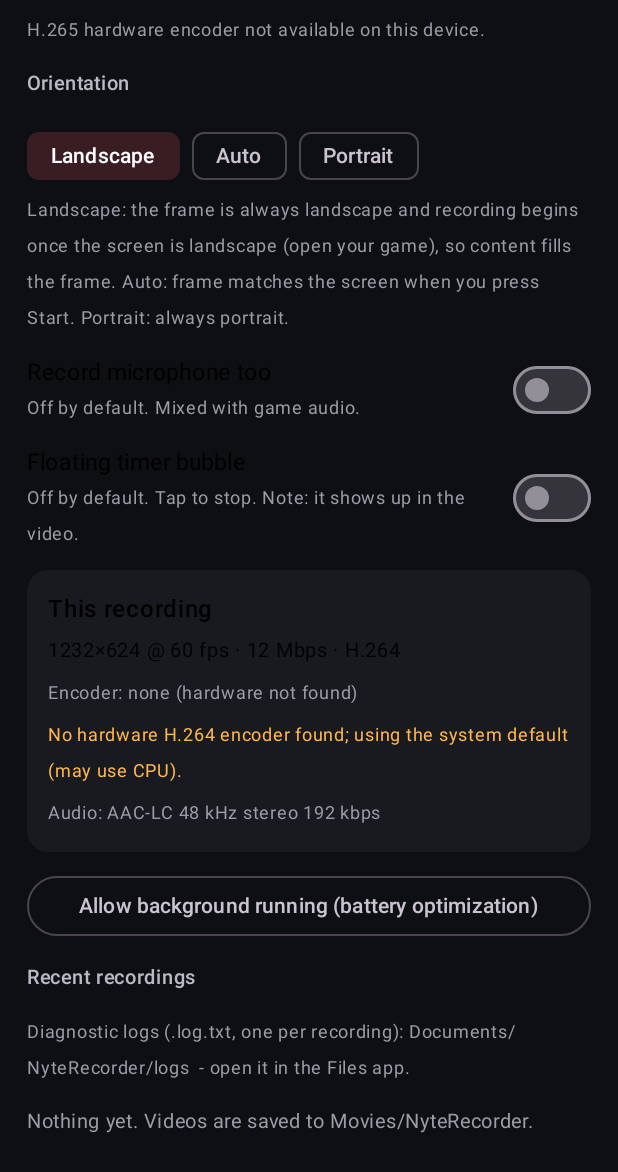
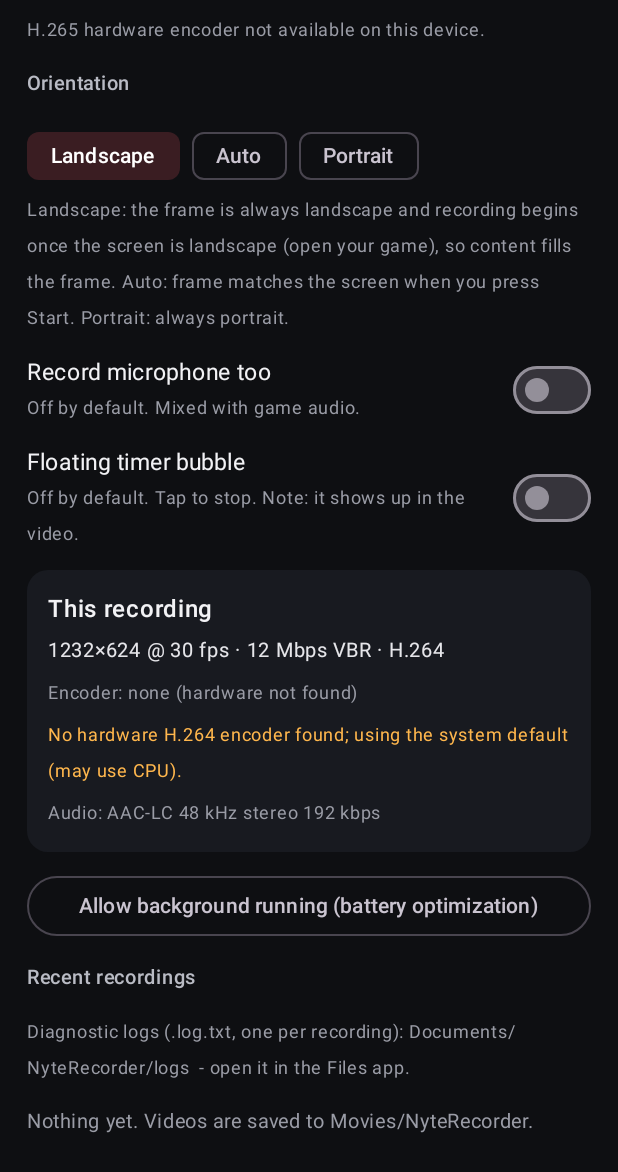
Before and after one commit to elsBlue/NyteRecorder, an Android app built with Jetpack Compose: the screen it shows after launch (MainActivity), scrolled down 574 dp, on a phone screen of 412 x 824 dp. Shown: the top 1172 px of the screen. Run offline under Robolectric (Android 15) with nearby library versions, the phone set to English and light mode, and no system bars.

Commit message:
30 fps default + clamp to declared limits, CBR when supported, per-recording verification in list, contrast fixes

```diff
--- a/app/src/main/java/com/nytefall/nyterecorder/CodecSupport.kt
+++ b/app/src/main/java/com/nytefall/nyterecorder/CodecSupport.kt
@@ -54,7 +54,7 @@ object CodecSupport {
         val notes: List<String>,
         val maxFps: Double? = null, // what the encoder itself reports for this exact size
         val alignment: Int = 16,
-        val fpsForced: Boolean = false, // requested fps not in the declared range, but we try it anyway
+        val bitrateMode: Int = MediaCodecInfo.EncoderCapabilities.BITRATE_MODE_VBR,
     ) {
         val hardware get() = codecName != null
     }
@@ -95,7 +95,7 @@ object CodecSupport {
         val outH = if (landscape) sh else l
         val aspect = outW / outH
 
-        val fps = s.fps
+        val reqFps = s.fps
         var bitrate = s.bitrateMbps * 1_000_000
         val caps = info?.getCapabilitiesForType(codec.mime)?.videoCapabilities
         // Hardware encoders want macroblock-aligned sizes (1920x862 is rejected for 60 fps on the Unisoc one).
@@ -103,10 +103,15 @@ object CodecSupport {
         val firstW = align(outW, a)
         val firstH = align(outH, a)
 
-        if (caps == null) return Plan(info?.name, codec.mime, firstW, firstH, nd.dpi, fps, bitrate, notes, alignment = a)
+        if (caps == null) return Plan(info?.name, codec.mime, firstW, firstH, nd.dpi, reqFps, bitrate, notes, alignment = a)
 
         bitrate = bitrate.coerceIn(caps.bitrateRange.lower, caps.bitrateRange.upper)
+        // CBR honours the selected bitrate far better than VBR (VBR undershot: 16 Mbps selected -> 11 actual).
+        val enc = info.getCapabilitiesForType(codec.mime).encoderCapabilities
+        val mode = if (enc != null && enc.isBitrateModeSupported(MediaCodecInfo.EncoderCapabilities.BITRATE_MODE_CBR))
+            MediaCodecInfo.EncoderCapabilities.BITRATE_MODE_CBR else MediaCodecInfo.EncoderCapabilities.BITRATE_MODE_VBR
         fun rateAt(w: Int, h: Int): Double? = runCatching { caps.getSupportedFrameRatesFor(w, h).upper }.getOrNull()
+        fun fpsOk(w: Int, h: Int, f: Int) = caps.areSizeAndRateSupported(w, h, f.toDouble())
 
         // Candidates: the ideal aligned size first, then slightly narrower 16-aligned sizes with nearly the same aspect.
         val candidates = ArrayList<Pair<Int, Int>>()
@@ -117,22 +122,31 @@ object CodecSupport {
             w -= a
         }
         val supported = candidates.filter { (cw, ch) -> caps.isSizeSupported(cw, ch) }
-        val withRate = supported.firstOrNull { (cw, ch) -> caps.areSizeAndRateSupported(cw, ch, fps.toDouble()) }
+        val withRate = supported.firstOrNull { (cw, ch) -> fpsOk(cw, ch, reqFps) }
 
         val chosen: Pair<Int, Int>
-        var forced = false
+        var fps = reqFps
         if (withRate != null) {
             chosen = withRate
-            if (chosen != candidates[0]) notes += "${candidates[0].first}x${candidates[0].second} can't do $fps fps on this encoder; using ${chosen.first}x${chosen.second} to keep $fps fps."
+            if (chosen != candidates[0]) notes += "${candidates[0].first}x${candidates[0].second} can't do $reqFps fps on this encoder; using ${chosen.first}x${chosen.second} to keep $reqFps fps."
         } else if (supported.isNotEmpty()) {
+            // Never go above what the encoder declares: clamp to the best supported rate <= requested.
             chosen = supported[0]
-            forced = fps > 30
-            if (forced) notes += "Encoder reports max ${rateAt(chosen.first, chosen.second)?.toInt() ?: "?"} fps at ${chosen.first}x${chosen.second}; trying $fps fps anyway."
+            val limit = rateAt(chosen.first, chosen.second)?.toInt()
+            fps = listOf(60, 30, 24, 15).firstOrNull { it <= reqFps && fpsOk(chosen.first, chosen.second, it) }
+                ?: min(reqFps, max(1, limit ?: 15))
+            notes += "Encoder supports up to ${limit ?: "?"} fps at ${chosen.first}x${chosen.second}; using $fps fps."
         } else {
             chosen = candidates[0]
             notes += "Encoder reports ${candidates[0].first}x${candidates[0].second} unsupported; trying anyway."
         }
-        return Plan(info?.name, codec.mime, chosen.first, chosen.second, nd.dpi, fps, bitrate, notes, rateAt(chosen.first, chosen.second), a, forced)
+        return Plan(info.name, codec.mime, chosen.first, chosen.second, nd.dpi, fps, bitrate, notes, rateAt(chosen.first, chosen.second), a, mode)
+    }
+
+    /** True if the encoder declares support for 60 fps at the 1080p-class size of [s] (used to enable the 60 fps chip). */
+    fun supports60(ctx: Context, s: RecSettings): Pair<Boolean, Int?> {
+        val p = plan(ctx, s.copy(fps = 60))
+        return (p.fps >= 60) to p.maxFps?.toInt()
     }
 
     // ---------------------------------------------------------------- diagnostics
--- a/app/src/main/java/com/nytefall/nyterecorder/MainActivity.kt
+++ b/app/src/main/java/com/nytefall/nyterecorder/MainActivity.kt
@@ -76,7 +76,14 @@ class MainActivity : ComponentActivity() {
                     onBackground = Color(0xFFECECEF), onSurface = Color(0xFFECECEF),
                     secondaryContainer = Color(0xFF3A1D22), onSecondaryContainer = Color.White,
                 ),
-            ) { Screen() }
+            ) {
+                // Explicit surface so every Text without its own colour defaults to onBackground (light), never black.
+                androidx.compose.material3.Surface(
+                    modifier = Modifier.fillMaxSize(),
+                    color = MaterialTheme.colorScheme.background,
+                    contentColor = MaterialTheme.colorScheme.onBackground,
+                ) { Screen() }
+            }
         }
     }
 }
@@ -102,6 +109,11 @@ private fun Screen() {
     val hevc = remember { CodecSupport.hevcAvailable() }
     var plan by remember { mutableStateOf<CodecSupport.Plan?>(null) }
     LaunchedEffect(s) { plan = CodecSupport.plan(ctx, s) }
+    var fps60 by remember { mutableStateOf(true to (null as Int?)) }
+    LaunchedEffect(s.res, s.codec, s.orient) {
+        fps60 = CodecSupport.supports60(ctx, s)
+        if (!fps60.first && s.fps > 30) update(s.copy(fps = 30))
+    }
     val native = remember { CodecSupport.nativeDisplay(ctx) }
 
     var step by remember { mutableStateOf(Step.IDLE) }
@@ -166,7 +178,7 @@ private fun Screen() {
             verticalArrangement = Arrangement.spacedBy(12.dp),
         ) {
             item {
-                Text("Nyte Recorder", fontSize = 26.sp, fontWeight = FontWeight.Bold)
+                Text("Nyte Recorder", fontSize = 26.sp, fontWeight = FontWeight.Bold, color = Color(0xFFF2F2F5))
                 Text("Internal audio · hardware encoder · built for gaming", fontSize = 13.sp, color = Color(0xFF9A9CA6))
             }
             item {
@@ -192,8 +204,14 @@ private fun Screen() {
                 )
             }
             item { Label("Frame rate") }
-            item { Chips(listOf(30, 60), s.fps, { "$it fps" }) { update(s.copy(fps = it)) } }
-            item { Label("Bitrate (VBR)") }
+            item {
+                Chips(listOf(30, 60), s.fps, { "$it fps" }, enabled = { it <= 30 || fps60.first }) { update(s.copy(fps = it)) }
+                if (!fps60.first) Text(
+                    "60 fps isn't supported by this phone's hardware encoder at this size (up to ${fps60.second ?: 30} fps).",
+                    fontSize = 12.sp, color = Color(0xFFFFB74D),
+                )
+            }
+            item { Label("Bitrate") }
             item { Chips(listOf(8, 12, 16), s.bitrateMbps, { "$it Mbps" }) { update(s.copy(bitrateMbps = it)) } }
             item { Label("Codec") }
             item {
@@ -220,9 +238,9 @@ private fun Screen() {
                     Modifier.fillMaxWidth().background(MaterialTheme.colorScheme.surface, RoundedCornerShape(14.dp)).padding(14.dp),
                     verticalArrangement = Arrangement.spacedBy(4.dp),
                 ) {
-                    Text("This recording", fontWeight = FontWeight.SemiBold)
+                    Text("This recording", fontWeight = FontWeight.SemiBold, color = Color(0xFFF2F2F5))
                     if (p != null) {
-                        Text("${p.width}×${p.height} @ ${p.fps} fps · ${p.bitrate / 1_000_000} Mbps · ${if (p.mime == Codec.AVC.mime) "H.264" else "H.265"}", fontSize = 13.sp)
+                        Text("${p.width}×${p.height} @ ${p.fps} fps · ${p.bitrate / 1_000_000} Mbps ${if (p.bitrateMode == android.media.MediaCodecInfo.EncoderCapabilities.BITRATE_MODE_CBR) "CBR" else "VBR"} · ${if (p.mime == Codec.AVC.mime) "H.264" else "H.265"}", fontSize = 13.sp, color = Color(0xFFE6E6EA))
                         Text("Encoder: ${p.codecName ?: "none (hardware not found)"}", fontSize = 12.sp, color = Color(0xFF9A9CA6))
                         if (p.maxFps != null) Text("Encoder reports up to ${p.maxFps.toInt()} fps at this size (${p.alignment}px aligned)", fontSize = 12.sp, color = Color(0xFF9A9CA6))
                         p.notes.forEach { Text(it, fontSize = 12.sp, color = Color(0xFFFFB74D)) }
@@ -247,11 +265,16 @@ private fun Screen() {
             if (recs.isEmpty()) item { Text("Nothing yet. Videos are saved to Movies/NyteRecorder.", fontSize = 13.sp, color = Color(0xFF9A9CA6)) }
             items(recs, key = { it.uri.toString() }) { r ->
                 Column(Modifier.fillMaxWidth().background(MaterialTheme.colorScheme.surface, RoundedCornerShape(14.dp)).padding(12.dp)) {
-                    Text(r.name, fontSize = 14.sp, fontWeight = FontWeight.Medium)
+                    Text(r.name, fontSize = 14.sp, fontWeight = FontWeight.Medium, color = Color(0xFFF2F2F5))
                     Text(
                         "${fmtDur(r.durationMs)} · ${r.size / 1_048_576} MB · ${DateFormat.getDateTimeInstance(DateFormat.SHORT, DateFormat.SHORT).format(Date(r.dateSec * 1000))}",
                         fontSize = 12.sp, color = Color(0xFF9A9CA6),
                     )
+                    val v = remember(r.name, saved) { VerifyStore.get(ctx, r.name) }
+                    if (v != null) {
+                        Text("${if (v.ok) "✓" else "⚠"} ${v.summary}", fontSize = 12.sp, color = if (v.ok) Color(0xFF66D17A) else Color(0xFFFFB74D))
+                        if (!v.ok) Text("Doesn't match settings: ${v.note}", fontSize = 12.sp, color = Color(0xFFFFB74D))
+                    }
                     Row {
                         TextButton({ Recordings.play(ctx, r) }) { Text("Play") }
                         TextButton({ Recordings.share(ctx, r) }) { Text("Share") }
@@ -279,9 +302,9 @@ private fun fmtDur(ms: Long): String {
 private fun Label(t: String) = Text(t, fontSize = 13.sp, fontWeight = FontWeight.SemiBold, color = Color(0xFFB9BBC4))
 
 @Composable
-private fun <T> Chips(items: List<T>, selected: T, label: (T) -> String, onPick: (T) -> Unit) {
+private fun <T> Chips(items: List<T>, selected: T, label: (T) -> String, enabled: (T) -> Boolean = { true }, onPick: (T) -> Unit) {
     Row(horizontalArrangement = Arrangement.spacedBy(8.dp)) {
-        items.forEach { FilterChip(selected = it == selected, onClick = { onPick(it) }, label = { Text(label(it)) }) }
+        items.forEach { FilterChip(selected = it == selected, enabled = enabled(it), onClick = { onPick(it) }, label = { Text(label(it)) }) }
     }
 }
 
@@ -289,7 +312,7 @@ private fun <T> Chips(items: List<T>, selected: T, label: (T) -> String, onPick:
 private fun SwitchRow(title: String, sub: String, checked: Boolean, onChange: (Boolean) -> Unit) {
     Row(Modifier.fillMaxWidth(), verticalAlignment = Alignment.CenterVertically) {
         Column(Modifier.weight(1f)) {
-            Text(title, fontSize = 15.sp)
+            Text(title, fontSize = 15.sp, color = Color(0xFFF2F2F5))
             Text(sub, fontSize = 12.sp, color = Color(0xFF9A9CA6))
         }
         Switch(checked = checked, onCheckedChange = onChange)
--- a/app/src/main/java/com/nytefall/nyterecorder/Settings.kt
+++ b/app/src/main/java/com/nytefall/nyterecorder/Settings.kt
@@ -12,7 +12,7 @@ enum class Codec(val label: String, val mime: String) {
 /** Defaults tuned for the lightest load on the nubia Neo 5G (Unisoc T820) while keeping good quality. */
 data class RecSettings(
     val res: Res = Res.P1080,
-    val fps: Int = 60,
+    val fps: Int = 30,
     val bitrateMbps: Int = 12,
     val codec: Codec = Codec.AVC,
     val orient: Orient = Orient.LANDSCAPE,
@@ -28,7 +28,7 @@ object SettingsStore {
         val d = RecSettings()
         return RecSettings(
             res = runCatching { Res.valueOf(p.getString("res", d.res.name)!!) }.getOrDefault(d.res),
-            fps = p.getInt("fps", d.fps),
+            fps = p.getInt("fps30", d.fps),
             bitrateMbps = p.getInt("bitrate", d.bitrateMbps),
             codec = runCatching { Codec.valueOf(p.getString("codec", d.codec.name)!!) }.getOrDefault(d.codec),
             orient = runCatching { Orient.valueOf(p.getString("orient", d.orient.name)!!) }.getOrDefault(d.orient),
@@ -40,7 +40,7 @@ object SettingsStore {
     fun save(c: Context, s: RecSettings) {
         prefs(c).edit()
             .putString("res", s.res.name)
-            .putInt("fps", s.fps)
+            .putInt("fps30", s.fps)
             .putInt("bitrate", s.bitrateMbps)
             .putString("codec", s.codec.name)
             .putString("orient", s.orient.name)
```
Also changed, not shown: app/src/main/java/com/nytefall/nyterecorder/RecordingEngine.kt (+73 -32 lines), app/src/main/java/com/nytefall/nyterecorder/Recordings.kt (+20 -0 lines).
